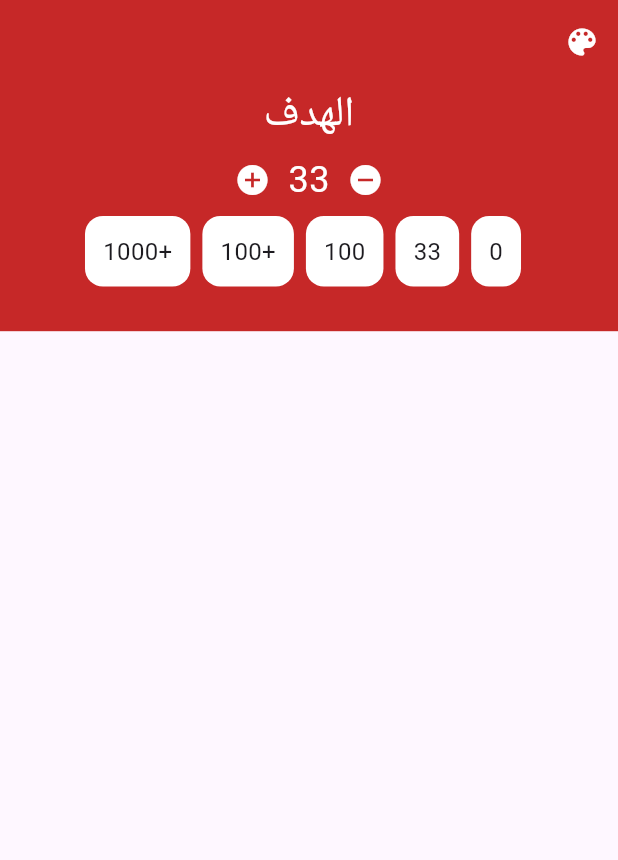
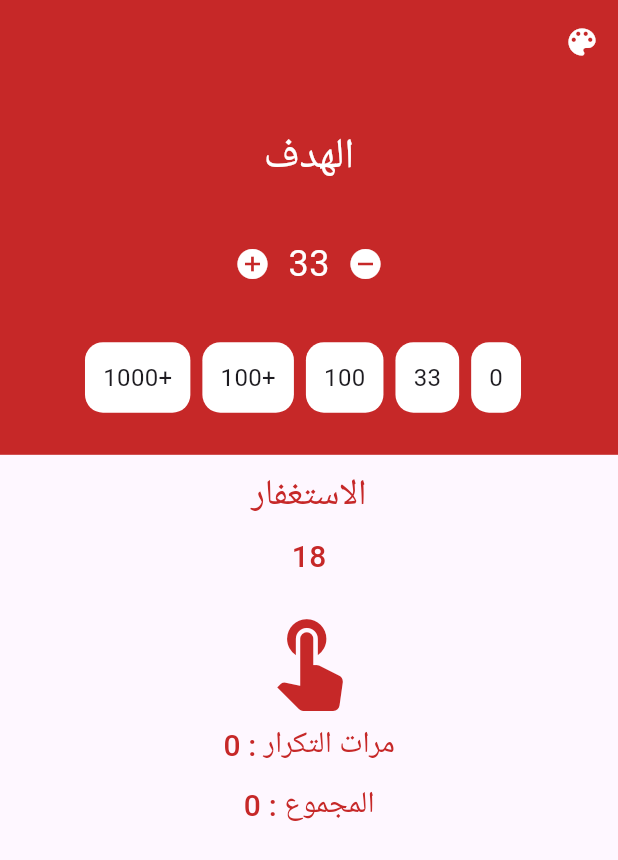
Before and after one commit to MeDoRa0/sup7a_app, a Flutter app: the screen it shows after launch, on a phone screen of 412 x 824 dp. Shown: the top 860 px of the screen. Run offline on Flutter 3.47's test engine with Material 3 defaults, Android fonts, the phone set to English and light mode, and no system bars.

Commit message:
create white container with its text and icon

```diff
--- a/lib/home_page.dart
+++ b/lib/home_page.dart
@@ -25,17 +25,20 @@ class _HomePageState extends State<HomePage> {
           ),
         ],
       ),
-      body: Column(children: [
+      body: Column(
+        children: [
           Container(
-          height: MediaQuery.of(context).size.height * 0.2,
+            height: MediaQuery.of(context).size.height * 0.3,
             decoration: BoxDecoration(color: mainColor),
             child: Column(
+              mainAxisAlignment: MainAxisAlignment.spaceEvenly,
               children: [
                 const Center(
                   child: Text(
                     'الهدف',
                     style: TextStyle(fontSize: 28, color: Colors.white),
-              )),
+                  ),
+                ),
                 Row(
                   mainAxisAlignment: MainAxisAlignment.center,
                   children: [
@@ -78,7 +81,7 @@ class _HomePageState extends State<HomePage> {
                         ),
                       ),
                     ),
-                  SizedBox(
+                    const SizedBox(
                       width: 8,
                     ),
                     Container(
@@ -94,7 +97,7 @@ class _HomePageState extends State<HomePage> {
                         ),
                       ),
                     ),
-                  SizedBox(
+                    const SizedBox(
                       width: 8,
                     ),
                     Container(
@@ -110,7 +113,7 @@ class _HomePageState extends State<HomePage> {
                         ),
                       ),
                     ),
-                  SizedBox(
+                    const SizedBox(
                       width: 8,
                     ),
                     Container(
@@ -126,7 +129,7 @@ class _HomePageState extends State<HomePage> {
                         ),
                       ),
                     ),
-                  SizedBox(
+                    const SizedBox(
                       width: 8,
                     ),
                     Container(
@@ -142,15 +145,74 @@ class _HomePageState extends State<HomePage> {
                         ),
                       ),
                     ),
-                  SizedBox(
+                    const SizedBox(
                       width: 8,
                     ),
                   ],
                 )
               ],
             ),
-        )
-      ]),
+          ),
+          Column(
+            children: [
+              const SizedBox(
+                height: 10,
+              ),
+              Text(
+                'الاستغفار',
+                style: TextStyle(
+                    fontSize: 24,
+                    color: mainColor,
+                    fontWeight: FontWeight.w500),
+              ),
+              const SizedBox(
+                height: 10,
+              ),
+              Text(
+                '18',
+                style: TextStyle(
+                  fontSize: 20,
+                  color: mainColor,
+                  fontWeight: FontWeight.w500,
+                ),
+              ),
+              const SizedBox(
+                height: 10,
+              ),
+              IconButton(
+                onPressed: () {},
+                icon: Icon(
+                  Icons.touch_app,
+                  color: mainColor,
+                  size: 70,
+                ),
+              ),
+              Text(
+                'مرات التكرار : 0',
+                style: TextStyle(
+                  fontSize: 20,
+                  color: mainColor,
+                  fontWeight: FontWeight.w500,
+                ),
+              ),
+              const SizedBox(
+                height: 10,
+              ),
+              Text(
+                'المجموع : 0',
+                style: TextStyle(
+                  fontSize: 20,
+                  color: mainColor,
+                  fontWeight: FontWeight.w500,
+                ),
+              ),
+              const SizedBox(
+                height: 10,
+              ),
+            ],
+          ),
+        ],
+      ),
     );
   }
 }
```
Lines whose indentation alone changed are shown as unchanged.
